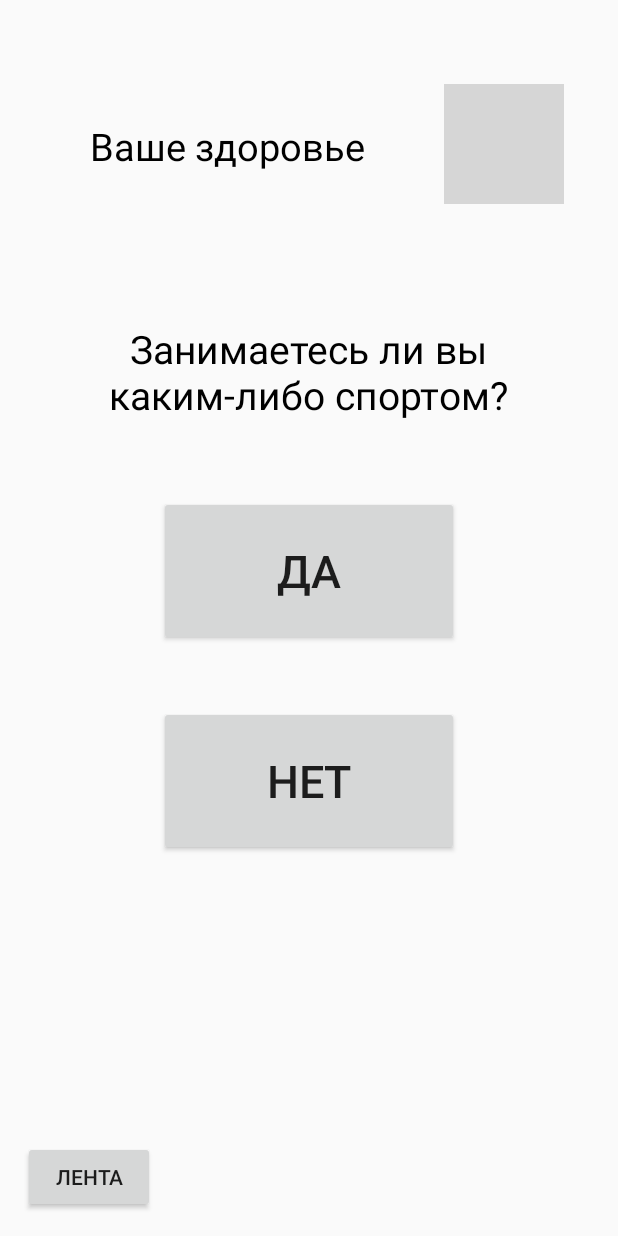
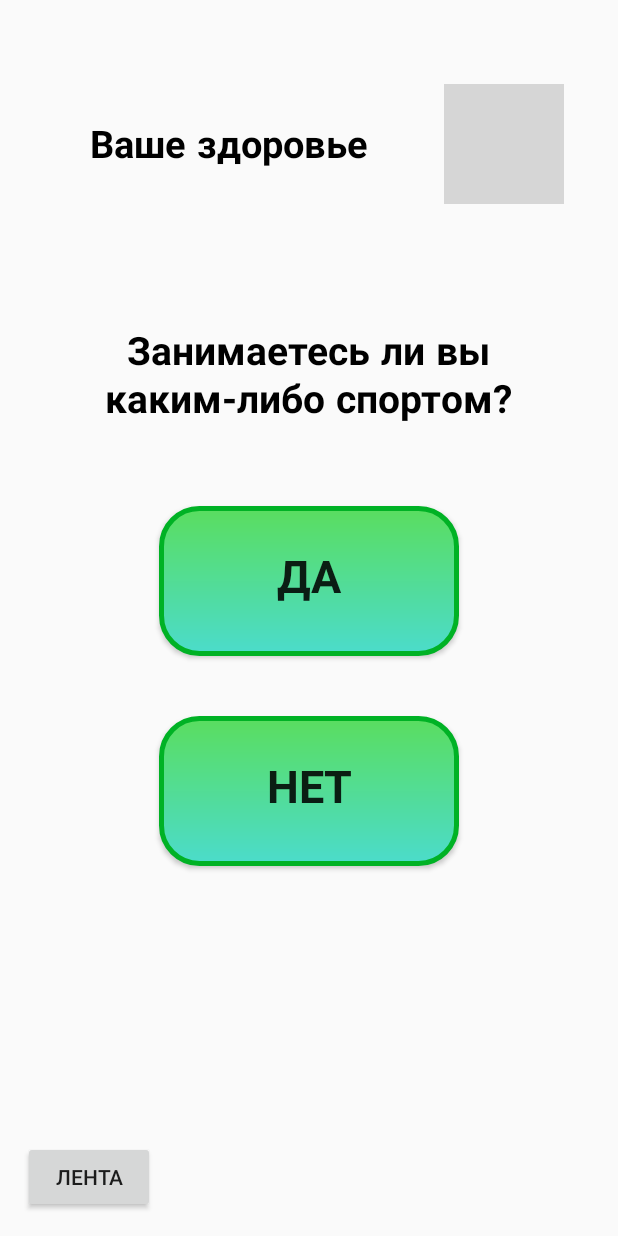
Before and after one commit to PrinterOMG/JoteroApp, an Android app: the screen it shows after launch (MainActivity), on a phone screen of 412 x 824 dp. Run offline under Robolectric (Android 15) with nearby library versions, the phone set to English and light mode, and no system bars; plain views replace ProgressPieView; grey boxes are pictures that could not be loaded.

Commit message:
buttons work with error

```diff
--- a/app/src/main/java/com/example/joteroapp/MainActivity.kt
+++ b/app/src/main/java/com/example/joteroapp/MainActivity.kt
@@ -3,17 +3,27 @@ package com.example.joteroapp
 import android.content.Intent
 import androidx.appcompat.app.AppCompatActivity
 import android.os.Bundle
+import android.view.View
+import android.view.View.VISIBLE
 import kotlinx.android.synthetic.main.activity_main.*
+import kotlinx.android.synthetic.main.activity_quiz_feed.*
 
 class MainActivity : AppCompatActivity() {
     override fun onCreate(savedInstanceState: Bundle?) {
         super.onCreate(savedInstanceState)
         setContentView(R.layout.activity_main)
-
         button_to_quiz_feed.setOnClickListener {
             val quizFeedIntent = Intent(this, QuizFeed::class.java)
             startActivity(quizFeedIntent)
         }
-
+        button_yes.setOnClickListener {
+            val quizFeedIntent = Intent(this, QuizFeed::class.java)
+            no_available_activity?.setVisibility(View.INVISIBLE)
+            startActivity(quizFeedIntent)
+        }
+        button_no.setOnClickListener {
+            val quizFeedIntent = Intent(this, QuizFeed::class.java)
+            startActivity(quizFeedIntent)
+        }
     }
 }
--- a/app/src/main/java/com/example/joteroapp/QuizFeed.kt
+++ b/app/src/main/java/com/example/joteroapp/QuizFeed.kt
@@ -3,13 +3,13 @@ package com.example.joteroapp
 import android.content.Intent
 import androidx.appcompat.app.AppCompatActivity
 import android.os.Bundle
+import android.view.View
 import kotlinx.android.synthetic.main.activity_quiz_feed.*
 
 class QuizFeed : AppCompatActivity() {
     override fun onCreate(savedInstanceState: Bundle?) {
         super.onCreate(savedInstanceState)
         setContentView(R.layout.activity_quiz_feed)
-
         available_quiz_body.setOnClickListener {
             val quizExampleIntent = Intent(this, MainActivity::class.java)
             startActivity(quizExampleIntent)
--- /dev/null
+++ b/app/src/main/res/drawable/button_style.xml
@@ -0,0 +1,12 @@
+<?xml version="1.0" encoding="utf-8"?>
+<shape xmlns:android="http://schemas.android.com/apk/res/android"
+    android:thickness="0dp"
+    android:shape="rectangle">
+    <stroke android:width="3dp"
+        android:color="@color/dark_green"/>
+    <corners android:radius="25dp" />
+    <gradient
+        android:startColor="#5ADD5F"
+        android:endColor="#4BDCCB"
+        android:angle="270"/>
+</shape>
--- a/app/src/main/res/layout/activity_main.xml
+++ b/app/src/main/res/layout/activity_main.xml
@@ -11,11 +11,12 @@
         android:id="@+id/quiz_title"
         android:layout_width="wrap_content"
         android:layout_height="wrap_content"
+        android:layout_marginStart="60sp"
         android:layout_marginTop="80sp"
-        android:layout_marginStart="60sp"
-        android:textSize="25sp"
+        android:fontFamily="@font/montserrat_bold"
+        android:text="Ваше здоровье"
         android:textColor="@color/black"
-        android:text="Ваше здоровье" />
+        android:textSize="25sp" />
 
 
     <com.filippudak.ProgressPieView.ProgressPieView
@@ -39,13 +40,14 @@
         android:layout_width="wrap_content"
         android:layout_height="wrap_content"
         android:layout_below="@+id/quiz_title"
+        android:layout_centerInParent="true"
+        android:layout_marginStart="70sp"
         android:layout_marginTop="100sp"
-        android:layout_marginStart="70sp"
-        android:layout_centerInParent="true"
-        android:textSize="26sp"
+        android:fontFamily="@font/montserrat_bold"
+        android:text="Занимаетесь ли вы каким-либо спортом?"
+        android:textAlignment="center"
         android:textColor="@color/black"
-        android:textAlignment="center"
-        android:text="Занимаетесь ли вы каким-либо спортом?"/>
+        android:textSize="26sp" />
 
     <Button
         android:id="@+id/button_yes"
@@ -54,18 +56,22 @@
         android:layout_below="@+id/question_text"
         android:layout_centerInParent="true"
         android:layout_marginTop="50sp"
+        android:background="@drawable/button_style"
+        android:fontFamily="@font/montserrat_bold"
         android:text="@string/yes"
-        android:textSize="30sp"/>
+        android:textSize="30sp" />
 
     <Button
         android:id="@+id/button_no"
         android:layout_width="200sp"
         android:layout_height="100sp"
+        android:layout_below="@+id/button_yes"
         android:layout_centerInParent="true"
-        android:layout_below="@+id/button_yes"
         android:layout_marginTop="40sp"
+        android:background="@drawable/button_style"
+        android:fontFamily="@font/montserrat_bold"
         android:text="@string/no"
-        android:textSize="30sp"/>
+        android:textSize="30sp" />
 
     <Button
         android:id="@+id/button_to_quiz_feed"
```
Also changed, not shown: app/src/main/res/layout/activity_quiz_feed.xml (+15 -1 lines).
